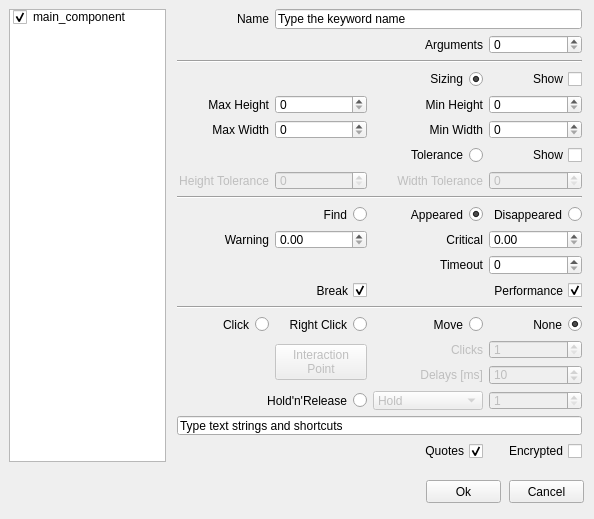
Above: alyvix/extra/robotide/qt_ui/alyvix_rect_finder_properties_view.ui from alyvix/alyvix before the change. Below: the same form after it.
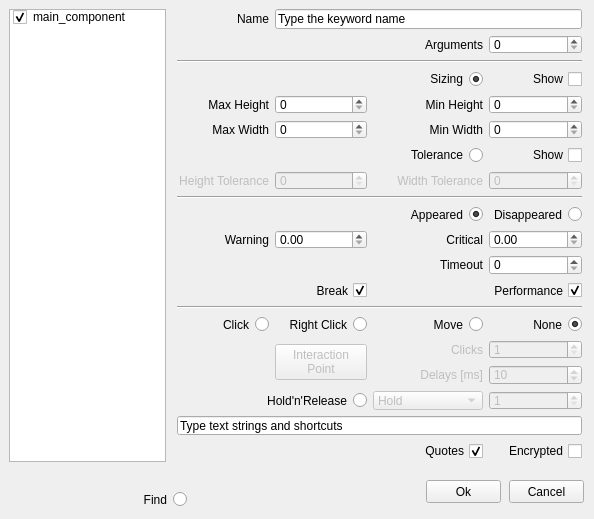
That is the form after the change.

What changed in the file:
```diff
--- a/alyvix/extra/robotide/qt_ui/alyvix_rect_finder_properties_view.ui
+++ b/alyvix/extra/robotide/qt_ui/alyvix_rect_finder_properties_view.ui
@@ -192,19 +192,6 @@
        </item>
       </widget>
      </item>
-     <item row="10" column="1">
-      <widget class="QRadioButton" name="find_radio">
-       <property name="layoutDirection">
-        <enum>Qt::RightToLeft</enum>
-       </property>
-       <property name="text">
-        <string>Find</string>
-       </property>
-       <attribute name="buttonGroup">
-        <string notr="true">buttonGroup_3</string>
-       </attribute>
-      </widget>
-     </item>
      <item row="11" column="1">
       <widget class="QDoubleSpinBox" name="doubleSpinBoxWarning">
        <property name="maximum">
@@ -258,22 +245,6 @@
        </attribute>
       </widget>
      </item>
-     <item row="10" column="2">
-      <widget class="QRadioButton" name="wait_radio">
-       <property name="layoutDirection">
-        <enum>Qt::RightToLeft</enum>
-       </property>
-       <property name="text">
-        <string>Appeared</string>
-       </property>
-       <property name="checked">
-        <bool>true</bool>
-       </property>
-       <attribute name="buttonGroup">
-        <string notr="true">buttonGroup_3</string>
-       </attribute>
-      </widget>
-     </item>
      <item row="11" column="3">
       <widget class="QDoubleSpinBox" name="doubleSpinBoxCritical">
        <property name="maximum">
@@ -707,6 +678,22 @@
        </property>
       </widget>
      </item>
+     <item row="10" column="0" colspan="3">
+      <widget class="QRadioButton" name="wait_radio">
+       <property name="layoutDirection">
+        <enum>Qt::RightToLeft</enum>
+       </property>
+       <property name="text">
+        <string>Appeared</string>
+       </property>
+       <property name="checked">
+        <bool>true</bool>
+       </property>
+       <attribute name="buttonGroup">
+        <string notr="true">buttonGroup_3</string>
+       </attribute>
+      </widget>
+     </item>
     </layout>
    </widget>
   </widget>
@@ -1285,6 +1272,25 @@
     <number>9999</number>
    </property>
   </widget>
+  <widget class="QRadioButton" name="find_radio">
+   <property name="geometry">
+    <rect>
+     <x>91</x>
+     <y>491</y>
+     <width>96</width>
+     <height>17</height>
+    </rect>
+   </property>
+   <property name="layoutDirection">
+    <enum>Qt::RightToLeft</enum>
+   </property>
+   <property name="text">
+    <string>Find</string>
+   </property>
+   <attribute name="buttonGroup">
+    <string notr="true">buttonGroup_3</string>
+   </attribute>
+  </widget>
  </widget>
  <resources/>
  <connections/>
```
Left out of the diff: 4 changed lines with no effect on the pictures.
